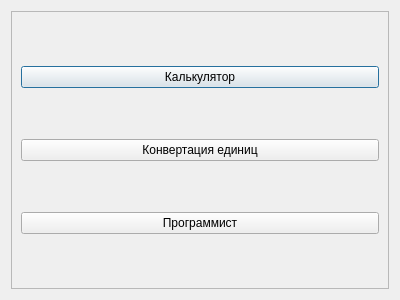
This is Calculator/Mode/modewindow.ui in tqqqqt/SimpleCalculator as Qt 5 draws it before an edit. The edited form follows.
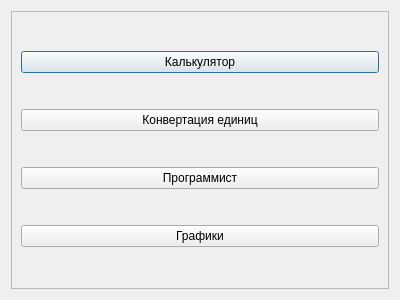
This is the edited form.

Commit message: Addede graphics mode, full rewrite main math functions in number math, create exceptions for classes, fix errors

```diff
--- a/Calculator/Mode/modewindow.ui
+++ b/Calculator/Mode/modewindow.ui
@@ -44,6 +44,13 @@
         </property>
        </widget>
       </item>
+      <item>
+       <widget class="QPushButton" name="pushButton_graphics">
+        <property name="text">
+         <string>Графики</string>
+        </property>
+       </widget>
+      </item>
      </layout>
     </widget>
    </item>
```
The commit also changes 43 other files.
